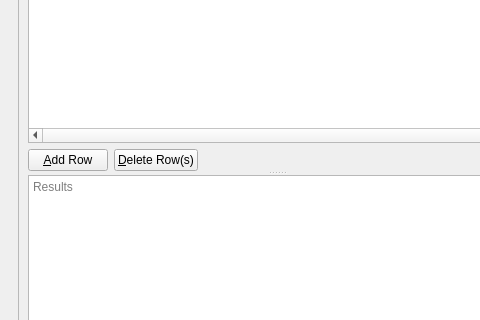
This is UI/biblioteq_merge_sqlite_databases.ui in textbrowser/biblioteq as Qt 5 draws it before an edit; both pictures show x 0 to 480 and y 145 to 465 of the 600 by 600 pixel window. The edited form follows.
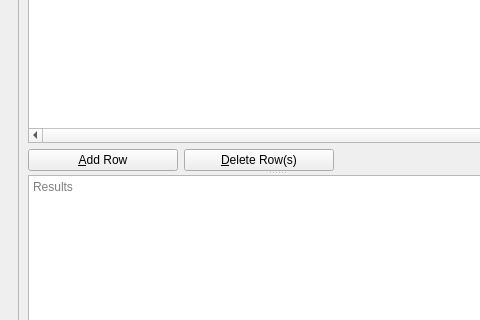
This is the edited form. Icons and pictures are not drawn.

Patch:
```diff
--- a/UI/biblioteq_merge_sqlite_databases.ui
+++ b/UI/biblioteq_merge_sqlite_databases.ui
@@ -103,6 +103,12 @@
                 <layout class="QHBoxLayout" name="horizontalLayout_3">
                  <item>
                   <widget class="QPushButton" name="add_row">
+                   <property name="minimumSize">
+                    <size>
+                     <width>150</width>
+                     <height>0</height>
+                    </size>
+                   </property>
                    <property name="text">
                     <string>&amp;Add Row</string>
                    </property>
@@ -114,6 +120,12 @@
                  </item>
                  <item>
                   <widget class="QPushButton" name="delete_row">
+                   <property name="minimumSize">
+                    <size>
+                     <width>150</width>
+                     <height>0</height>
+                    </size>
+                   </property>
                    <property name="text">
                     <string>&amp;Delete Row(s)</string>
                    </property>
```
